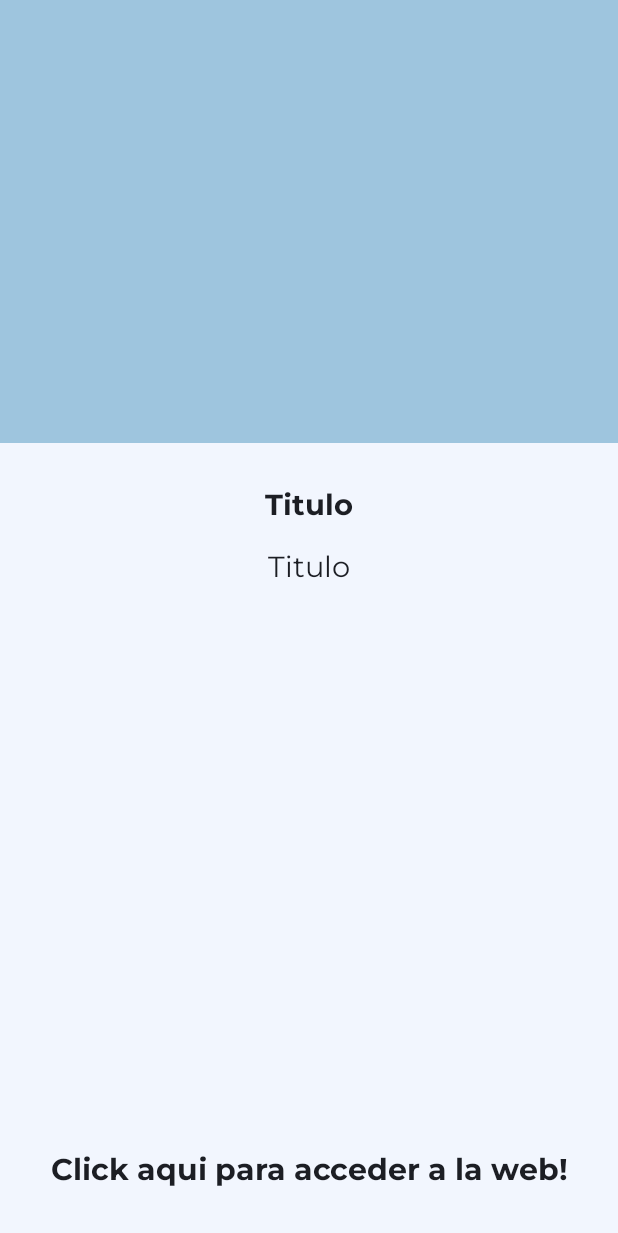
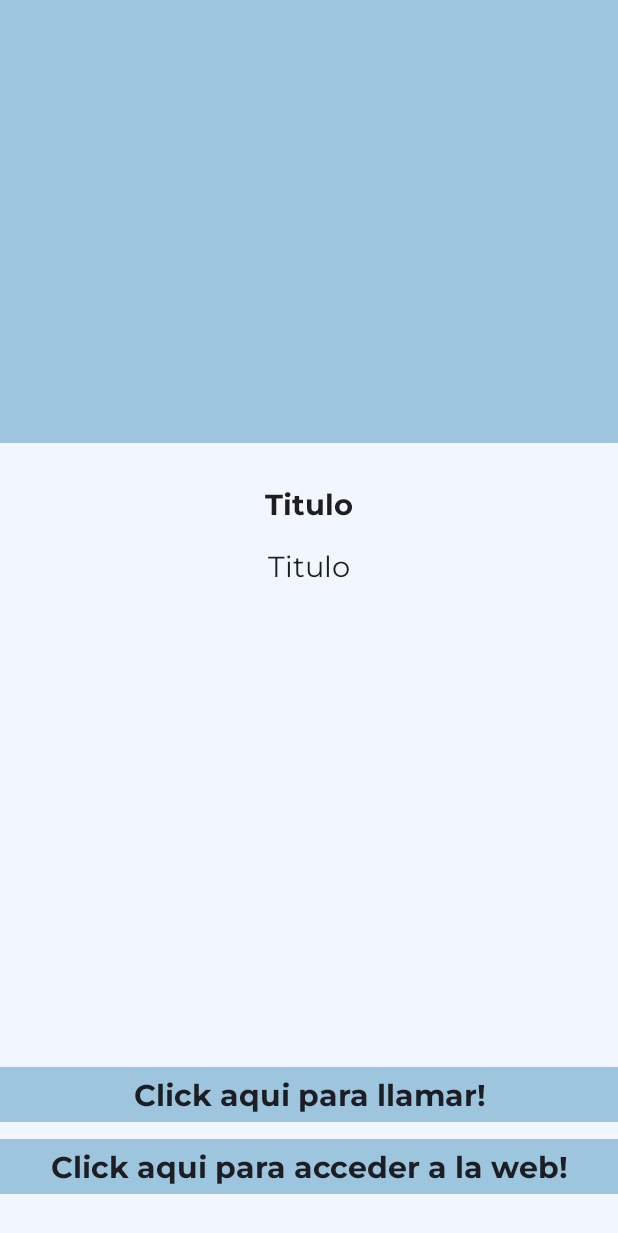
Before and after one commit to JhayCodee/Hacky, an Android app: the layout activity_detalle.xml on its own in the app's theme, with its tools: preview values and no code run, on a phone screen of 412 x 824 dp. Shown: the top 1233 px of the screen. Run offline under Robolectric (Android 15) with nearby library versions, the phone set to English and light mode, and no system bars.

Commit message:
correcciones de entrega

```diff
--- a/app/src/main/AndroidManifest.xml
+++ b/app/src/main/AndroidManifest.xml
@@ -3,6 +3,7 @@
     package="com.hawk.hacky">
 
     <uses-permission android:name="android.permission.INTERNET" />
+    <uses-permission android:name="android.permission.CALL_PHONE"/>
 
     <application
         android:allowBackup="true"
--- a/app/src/main/java/com/hawk/hacky/view/CursosFragment.kt
+++ b/app/src/main/java/com/hawk/hacky/view/CursosFragment.kt
@@ -41,7 +41,7 @@ class CursosFragment : Fragment() {
 
     }
 
-    fun loadView() {
+    private fun loadView() {
 
         cursosRecyclerview = binding.cursosRV
         cursosRecyclerview.layoutManager = LinearLayoutManager(context)
@@ -52,7 +52,7 @@ class CursosFragment : Fragment() {
     }
 
 
-    fun getCursos() {
+    private fun getCursos() {
 
         dbref = FirebaseDatabase.getInstance().getReference("Cursos")
 
--- a/app/src/main/res/layout/activity_detalle.xml
+++ b/app/src/main/res/layout/activity_detalle.xml
@@ -53,11 +53,13 @@
 
 
     <TextView
+        android:id="@+id/linkbox"
         android:layout_width="match_parent"
-        android:id="@+id/linkbox"
         android:layout_height="wrap_content"
-        android:layout_marginBottom="32dp"
+        android:layout_marginBottom="28dp"
+        android:background="@color/celeste"
         android:fontFamily="@font/montserrat_bold"
+        android:padding="5dp"
         android:text="Click aqui para acceder a la web!"
         android:textAlignment="center"
         android:textColor="@color/negro"
@@ -67,4 +69,21 @@
         app:layout_constraintHorizontal_bias="0.0"
         app:layout_constraintStart_toStartOf="parent" />
 
+    <TextView
+        android:id="@+id/cellbox"
+        android:layout_width="match_parent"
+        android:layout_height="wrap_content"
+        android:layout_marginBottom="76dp"
+        android:background="@color/celeste"
+        android:fontFamily="@font/montserrat_bold"
+        android:padding="5dp"
+        android:text="Click aqui para llamar!"
+        android:textAlignment="center"
+        android:textColor="@color/negro"
+        android:textSize="20sp"
+        app:layout_constraintBottom_toBottomOf="parent"
+        app:layout_constraintEnd_toEndOf="parent"
+        app:layout_constraintHorizontal_bias="0.0"
+        app:layout_constraintStart_toStartOf="parent" />
+
 </androidx.constraintlayout.widget.ConstraintLayout>
```
Also changed, not shown: app/src/main/java/com/hawk/hacky/adapter/CanalesAdapter.kt (deleted, +0 -23 lines), app/src/main/java/com/hawk/hacky/adapter/CanalesViewHolder.kt (deleted, +0 -31 lines), app/src/main/java/com/hawk/hacky/adapter/CursoDetalleAdapter.kt (deleted, +0 -25 lines), app/src/main/java/com/hawk/hacky/adapter/CursoDetalleViewHolder.kt (deleted, +0 -32 lines), app/src/main/java/com/hawk/hacky/adapter/CursosAdapter.kt (deleted, +0 -24 lines), app/src/main/java/com/hawk/hacky/adapter/CursosViewHolder.kt (deleted, +0 -35 lines), app/src/main/java/com/hawk/hacky/provider/Canales.kt (deleted, +0 -11 lines), app/src/main/java/com/hawk/hacky/provider/Cursos.kt (deleted, +0 -10 lines), app/src/main/java/com/hawk/hacky/view/DetalleActivity.kt (+12 -0 lines).
